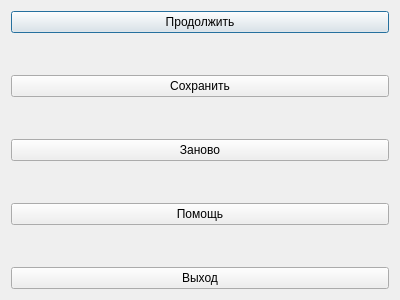
First picture: the form in graphics/game_dialogs/MenuDialog.ui, repository Dlexeyn/qt-game, before the edit.
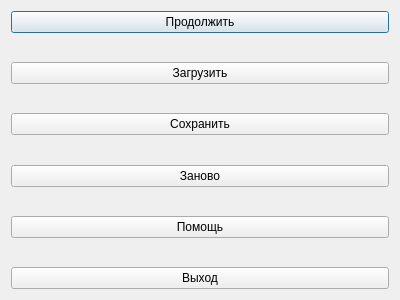
Second picture: the form after the edit.

Patch:
```diff
--- a/graphics/game_dialogs/MenuDialog.ui
+++ b/graphics/game_dialogs/MenuDialog.ui
@@ -23,6 +23,26 @@
        </property>
       </widget>
      </item>
+     <item>
+      <spacer name="loadSpacer">
+       <property name="orientation">
+        <enum>Qt::Vertical</enum>
+       </property>
+       <property name="sizeHint" stdset="0">
+        <size>
+         <width>20</width>
+         <height>40</height>
+        </size>
+       </property>
+      </spacer>
+     </item>
+     <item>
+      <widget class="QPushButton" name="loadButton">
+       <property name="text">
+        <string>Загрузить</string>
+       </property>
+      </widget>
+     </item>
      <item>
       <spacer name="verticalSpacer">
        <property name="orientation">
```
